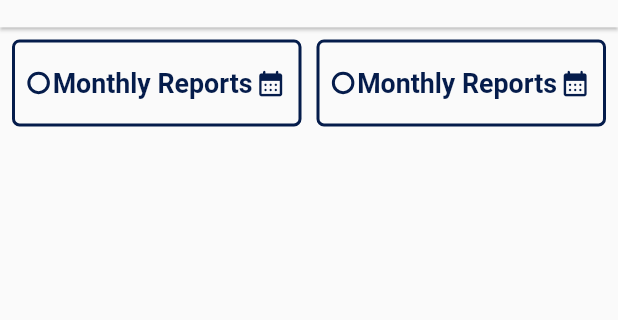
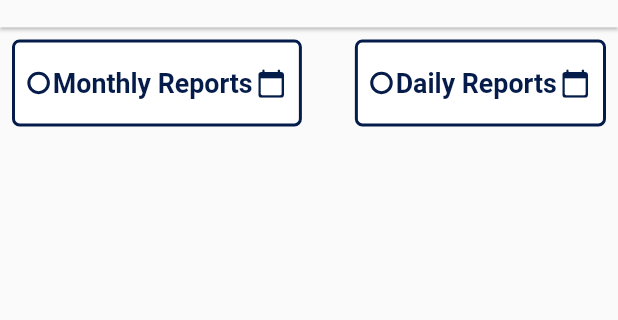
Before and after one commit to nayon-coders/HRM-Managemant-Asia-Soliution, a Flutter app: the MonthluAttendance screen opened directly, on a phone screen of 412 x 824 dp, the part 94-414 px from its top. Run offline on Flutter 3.47's test engine with Material 2 defaults, Android fonts, the phone set to English and light mode, and no system bars; our stand-ins replace dropdown_button2, sizer; missing offline and left inert: flutter_analog_clock, phlox_animations.

Commit message:
search methode add

```diff
--- a/lib/view/home/widget/attendance-section.dart
+++ b/lib/view/home/widget/attendance-section.dart
@@ -29,7 +29,7 @@ class AttendanceSection extends StatelessWidget {
                   style: ButtonStyle(
                       backgroundColor: MaterialStateProperty.all(appColors.mainColor),
                       padding: MaterialStateProperty.all(EdgeInsets.symmetric(horizontal: 3.h, vertical: 2.h)),
-                      textStyle: MaterialStateProperty.all(TextStyle(fontSize: 18.sp))),
+                      textStyle: MaterialStateProperty.all(TextStyle(fontSize: 15.sp))),
                 ),
                 ElevatedButton(
                   child: Text('Check Out'),
@@ -37,7 +37,7 @@ class AttendanceSection extends StatelessWidget {
                   style: ButtonStyle(
                       backgroundColor: MaterialStateProperty.all(appColors.orange),
                       padding: MaterialStateProperty.all(EdgeInsets.symmetric(horizontal: 3.h, vertical: 2.h)),
-                      textStyle: MaterialStateProperty.all(TextStyle(fontSize: 18.sp))),
+                      textStyle: MaterialStateProperty.all(TextStyle(fontSize: 15.sp))),
                 ),
               ],
             ),
--- a/lib/view/monthly attendance/monthly-attendance.dart
+++ b/lib/view/monthly attendance/monthly-attendance.dart
@@ -1,5 +1,6 @@
 import 'package:flutter/cupertino.dart';
 import 'package:flutter/material.dart';
+import 'package:hrm_management/Utility/color.dart';
 import 'package:hrm_management/view/global-widget/top-bar.dart';
 import 'package:hrm_management/view/monthly%20attendance/widget/search-type-button.dart';
 
@@ -11,6 +12,10 @@ class MonthluAttendance extends StatefulWidget {
 }
 
 class _MonthluAttendanceState extends State<MonthluAttendance> {
+
+  bool montlySearchButton = false;
+  bool dailySearchButton = false;
+
   @override
   Widget build(BuildContext context) {
     return SafeArea(
@@ -22,10 +27,36 @@ class _MonthluAttendanceState extends State<MonthluAttendance> {
               Padding(
                 padding: const EdgeInsets.all(8.0),
                 child: Row(
+                  mainAxisAlignment: MainAxisAlignment.spaceBetween,
                   children: [
-                    MonthlyattendanceSearchButton(),
-                    SizedBox(width: 10,),
-                    MonthlyattendanceSearchButton(),
+                    GestureDetector(
+                      onTap: (){
+                        setState(() {
+                         montlySearchMethod();
+                        });
+                      },
+                      child: montlySearchButton == true
+                          ? MonthlyattendanceSearchButton(
+                            text: 'Monthly Reports',
+                            bgColor: appColors.mainColor,
+                            textColor: appColors.white,)
+                          : MonthlyattendanceSearchButton(text: 'Monthly Reports',),
+                    ),
+                   const SizedBox(width: 10,),
+                    GestureDetector(
+                        onTap: (){
+                          dailySearchMethod();
+                        },
+                        child: dailySearchButton == true
+                            ? MonthlyattendanceSearchButton(
+                          text: 'Daily Reports',
+                          bgColor: appColors.mainColor,
+                          textColor: appColors.white,)
+                            : MonthlyattendanceSearchButton(text: 'Daily Reports',),
+                    ),
+
+
+
                   ],
                 ),
               )
@@ -34,4 +65,19 @@ class _MonthluAttendanceState extends State<MonthluAttendance> {
         )
     );
   }
+
+  //montlySearchMethod();
+    void montlySearchMethod(){
+       setState(() {
+         montlySearchButton = true;
+         dailySearchButton = false;
+       });
+    }
+
+  void dailySearchMethod(){
+    setState(() {
+      montlySearchButton = false;
+      dailySearchButton = true;
+    });
+  }
 }
--- a/lib/view/monthly attendance/widget/search-type-button.dart
+++ b/lib/view/monthly attendance/widget/search-type-button.dart
@@ -4,7 +4,16 @@ import 'package:hrm_management/Utility/color.dart';
 import 'package:sizer/sizer.dart';
 
 class MonthlyattendanceSearchButton extends StatelessWidget {
-  const MonthlyattendanceSearchButton({Key? key}) : super(key: key);
+  final String text;
+  Color? bgColor;
+  Color? textColor;
+  Color? radiusColor;
+  MonthlyattendanceSearchButton({Key? key,
+    required this.text,
+    this.bgColor = appColors.white,
+    this.textColor = appColors.mainColor,
+    this.radiusColor = appColors.white,
+  }) : super(key: key);
 
   @override
   Widget build(BuildContext context) {
@@ -12,7 +21,7 @@ class MonthlyattendanceSearchButton extends StatelessWidget {
       child: Container(
         padding: EdgeInsets.only(top: 2.h, bottom: 2.h),
         decoration: BoxDecoration(
-          color: Colors.transparent,
+          color: bgColor,
           borderRadius: BorderRadius.circular(5),
           border: Border.all(width: 2, color: appColors.mainColor),
         ),
@@ -25,21 +34,24 @@ class MonthlyattendanceSearchButton extends StatelessWidget {
                 height: 15,
                 width: 15,
                 decoration: BoxDecoration(
+                  color: radiusColor,
                   borderRadius: BorderRadius.circular(100),
                   border: Border.all(width: 2, color: appColors.mainColor),
                 ),
               ),
-              Text("Monthly Reports",
+              const SizedBox(width: 2,),
+              Text(text,
               style: TextStyle(
-                color: appColors.mainColor,
+                color: textColor,
                 fontSize: 13.sp,
                 fontWeight: FontWeight.w600,
               ),),
+              const SizedBox(width: 2,),
               Icon(
-                Icons.calendar_month_rounded,
+                  Icons.calendar_today_rounded,
                 size: 15.sp,
-                color: appColors.mainColor,
-              )
+                color: textColor,
+              ),
             ],
           ),
         ),
```
Also changed, not shown: pubspec.lock.
